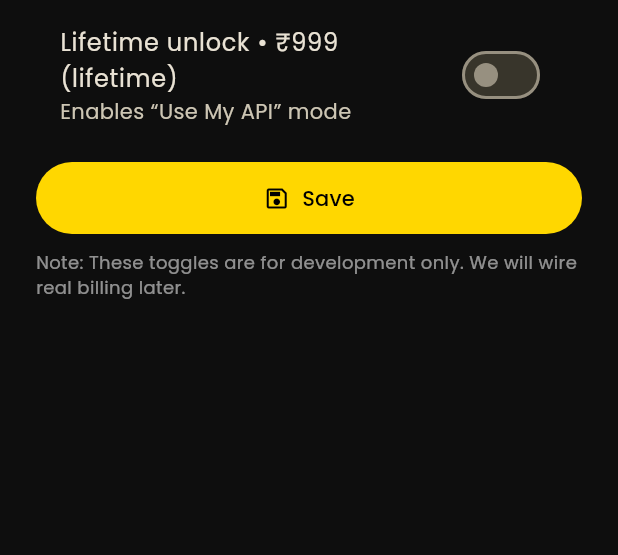
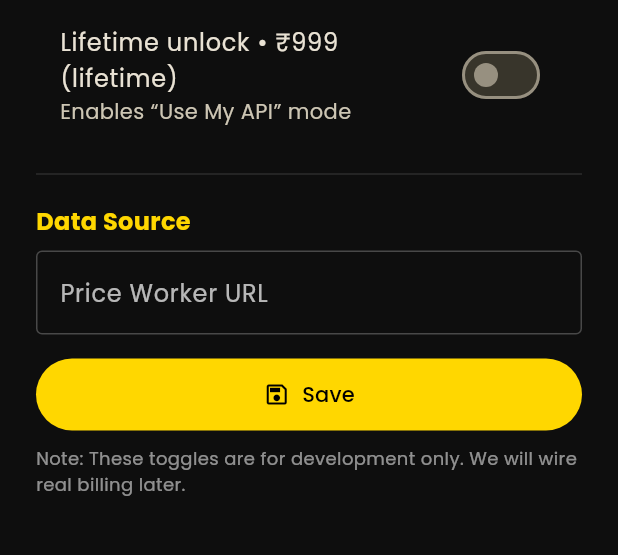
Before and after one commit to frpboy/Metly, a Flutter app: the SettingsScreen screen opened by its route, on a phone screen of 412 x 824 dp, the part 489-1044 px from its top. Run offline on Flutter 3.47's test engine with Material 3 defaults, Android fonts, the phone set to English and light mode, and no system bars; our stand-ins replace dio, firebase_core, google_fonts, shared_preferences; accounts and stored records are empty; statements that could not run were skipped.

Commit message:
Implement Real Price Feed

```diff
--- a/lib/config/app_config.dart
+++ b/lib/config/app_config.dart
@@ -23,6 +23,7 @@ class Cfg {
   // NEW: proxy prefs (Metly AI)
   static const String prefsProxyUrl = 'proxy_url';
   static const String prefsProxyTok = 'proxy_token';
+  static const String prefsPriceWorkerUrl = 'price_worker_url';
 
   // Entitlements (dev stubs for pricing)
   // ₹99/mo for Metly AI (creator’s API)
--- a/lib/screens/dashboard_screen.dart
+++ b/lib/screens/dashboard_screen.dart
@@ -19,7 +19,7 @@ class DashboardScreen extends StatefulWidget {
 }
 
 class _DashboardScreenState extends State<DashboardScreen> {
-  final PriceProvider provider = RealPriceProvider();
+  late final PriceProvider provider = RealPriceProvider(widget.prefs);
   PriceSnapshot? gold;
   PriceSnapshot? silver;
   bool sipEnabled = false;
--- a/lib/screens/settings_screen.dart
+++ b/lib/screens/settings_screen.dart
@@ -20,6 +20,7 @@ class _SettingsScreenState extends State<SettingsScreen> {
   late final TextEditingController _modelCtrl;
   late final TextEditingController _proxyUrlCtrl;
   late final TextEditingController _proxyTokCtrl;
+  late final TextEditingController _priceWorkerUrlCtrl;
   bool _subActive = false;
   bool _lifeActive = false;
 
@@ -53,6 +54,8 @@ class _SettingsScreenState extends State<SettingsScreen> {
         text: widget.prefs.getString(Cfg.prefsProxyUrl) ?? '');
     _proxyTokCtrl = TextEditingController(
         text: widget.prefs.getString(Cfg.prefsProxyTok) ?? '');
+    _priceWorkerUrlCtrl = TextEditingController(
+        text: widget.prefs.getString(Cfg.prefsPriceWorkerUrl) ?? '');
     _subActive = widget.prefs.getBool(Cfg.entSubActive) ?? false;
     _lifeActive = widget.prefs.getBool(Cfg.entLifetime) ?? false;
   }
@@ -63,6 +66,7 @@ class _SettingsScreenState extends State<SettingsScreen> {
     _modelCtrl.dispose();
     _proxyUrlCtrl.dispose();
     _proxyTokCtrl.dispose();
+    _priceWorkerUrlCtrl.dispose();
     super.dispose();
   }
 
@@ -72,6 +76,8 @@ class _SettingsScreenState extends State<SettingsScreen> {
     await widget.prefs.setString(Cfg.prefsKeyModel, _modelCtrl.text.trim());
     await widget.prefs.setString(Cfg.prefsProxyUrl, _proxyUrlCtrl.text.trim());
     await widget.prefs.setString(Cfg.prefsProxyTok, _proxyTokCtrl.text.trim());
+    await widget.prefs
+        .setString(Cfg.prefsPriceWorkerUrl, _priceWorkerUrlCtrl.text.trim());
     await widget.prefs.setBool(Cfg.entSubActive, _subActive);
     await widget.prefs.setBool(Cfg.entLifetime, _lifeActive);
     if (!mounted) return;
@@ -206,6 +212,24 @@ class _SettingsScreenState extends State<SettingsScreen> {
             subtitle: const Text('Enables “Use My API” mode'),
             onChanged: (v) => setState(() => _lifeActive = v)),
         const SizedBox(height: 16),
+        const Divider(color: Colors.white12),
+        const SizedBox(height: 12),
+        Text('Data Source',
+            style: GoogleFonts.poppins(
+                fontSize: 16, color: Cfg.gold, fontWeight: FontWeight.w700)),
+        const SizedBox(height: 8),
+        TextFormField(
+          controller: _priceWorkerUrlCtrl,
+          style: const TextStyle(color: Colors.white),
+          decoration: const InputDecoration(
+              labelText: 'Price Worker URL',
+              labelStyle: TextStyle(color: Colors.white70),
+              enabledBorder: OutlineInputBorder(
+                  borderSide: BorderSide(color: Colors.white24)),
+              focusedBorder:
+                  OutlineInputBorder(borderSide: BorderSide(color: Cfg.gold))),
+        ),
+        const SizedBox(height: 16),
         FilledButton.icon(
             style: FilledButton.styleFrom(
                 backgroundColor: Cfg.gold,
--- a/lib/services/price_service.dart
+++ b/lib/services/price_service.dart
@@ -1,5 +1,8 @@
 import 'dart:math';
 import 'package:dio/dio.dart';
+import 'package:flutter/foundation.dart';
+import 'package:shared_preferences/shared_preferences.dart';
+import '../config/app_config.dart';
 import '../models/price_model.dart';
 
 abstract class PriceProvider {
@@ -38,16 +41,42 @@ class MockPriceProvider implements PriceProvider {
 }
 
 class RealPriceProvider implements PriceProvider {
-  // ignore: unused_field
   final Dio _dio = Dio();
-  // TODO: Add API Key in Cfg or Settings
-  // ignore: unused_field
-  final String _apiKey = 'YOUR_API_KEY';
+  final SharedPreferences prefs;
+
+  RealPriceProvider(this.prefs);
+
+  String? get _workerUrl => prefs.getString(Cfg.prefsPriceWorkerUrl);
 
   @override
   Future<PriceSnapshot> latest(Metal metal) async {
-    // TODO: Implement real API call
-    // Example: final res = await _dio.get('https://api.metalpriceapi.com/v1/latest?api_key=$_apiKey&base=INR&currencies=${metal.id.toUpperCase()}');
-    throw UnimplementedError('Real API not integrated yet');
+    final url = _workerUrl;
+    if (url == null || url.isEmpty) {
+      // Fallback to mock if no URL configured
+      return MockPriceProvider().latest(metal);
+    }
+
+    try {
+      final res = await _dio.get(url);
+      final data = res.data;
+
+      if (data == null) throw Exception('No data');
+
+      final key = metal == Metal.gold ? 'gold' : 'silver';
+      final item = data[key];
+
+      if (item == null) throw Exception('Metal data not found');
+
+      return PriceSnapshot(
+        metal: metal,
+        price: (item['price'] as num).toDouble(),
+        recentHigh: (item['recentHigh'] as num).toDouble(),
+        updatedAt: DateTime.parse(item['updatedAt']),
+      );
+    } catch (e) {
+      debugPrint('Error fetching prices: $e');
+      // Fallback on error
+      return MockPriceProvider().latest(metal);
+    }
   }
 }
```
Also changed, not shown: 1 other file.
